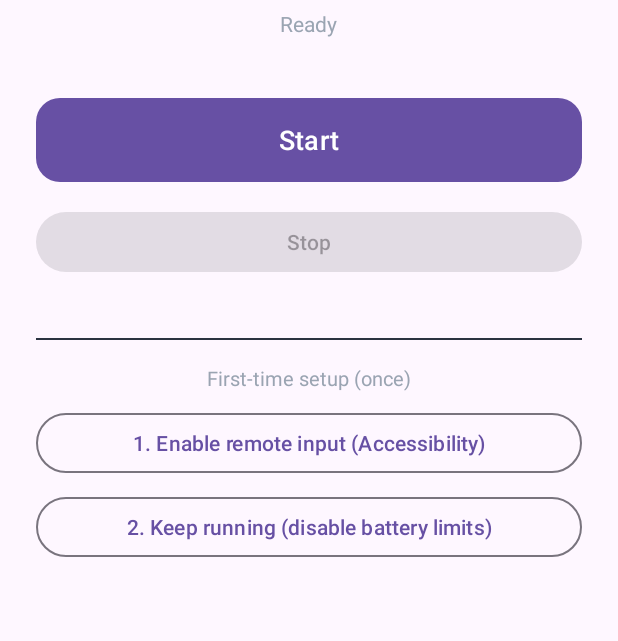
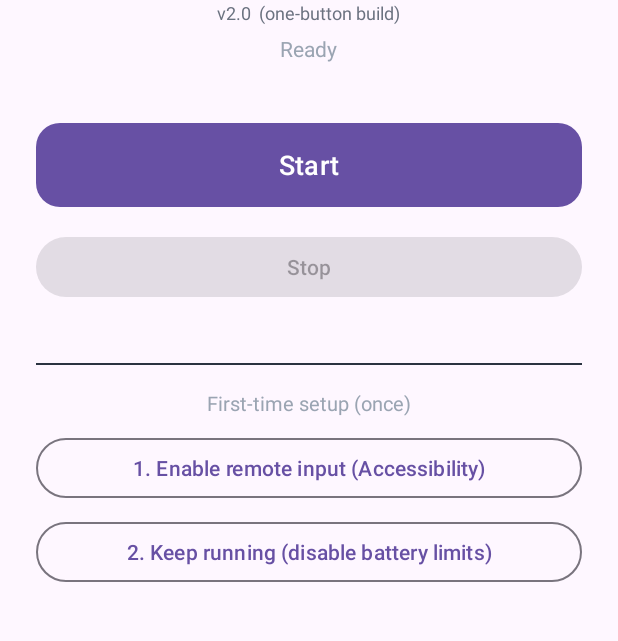
Before and after one commit to smallkhk/Developer, an Android app: the screen it shows after launch (MainActivity), on a phone screen of 412 x 824 dp, the part 225-866 px from its top. Run offline under Robolectric (Android 15) with nearby library versions, the phone set to English and light mode, and no system bars.

Commit message:
Bump to v2.0 and show version on screen
Make it obvious which build is installed: versionCode 2 / versionName 2.0,
a version label on the main screen (via BuildConfig), so the redesigned
one-button UI can't be confused with an older sideloaded APK.

Co-Authored-By: Claude Opus 4.8 <noreply@anthropic.com>
Claude-Session: https://claude.ai/code/session_012mR5AUpUmHrbbS1wJQjS5T

```diff
--- a/app/build.gradle.kts
+++ b/app/build.gradle.kts
@@ -11,8 +11,8 @@ android {
         applicationId = "com.remotedroid.app"
         minSdk = 26
         targetSdk = 35
-        versionCode = 1
-        versionName = "1.0"
+        versionCode = 2
+        versionName = "2.0"
     }
 
     buildTypes {
@@ -34,6 +34,7 @@ android {
     }
     buildFeatures {
         viewBinding = true
+        buildConfig = true
     }
 }
 
--- a/app/src/main/java/com/remotedroid/app/ui/MainActivity.kt
+++ b/app/src/main/java/com/remotedroid/app/ui/MainActivity.kt
@@ -51,6 +51,8 @@ class MainActivity : AppCompatActivity() {
         setContentView(binding.root)
         projectionManager =
             getSystemService(MEDIA_PROJECTION_SERVICE) as MediaProjectionManager
+
+        binding.version.text = "v${com.remotedroid.app.BuildConfig.VERSION_NAME}  (one-button build)"
 
         if (Build.VERSION.SDK_INT >= Build.VERSION_CODES.TIRAMISU &&
             ContextCompat.checkSelfPermission(this, Manifest.permission.POST_NOTIFICATIONS)
--- a/app/src/main/res/layout/activity_main.xml
+++ b/app/src/main/res/layout/activity_main.xml
@@ -13,12 +13,21 @@
         android:padding="24dp">
 
         <TextView
+            android:id="@+id/title"
             android:layout_width="wrap_content"
             android:layout_height="wrap_content"
             android:text="RemoteDroid"
             android:textSize="28sp"
             android:textStyle="bold"
             android:layout_marginTop="24dp" />
+
+        <TextView
+            android:id="@+id/version"
+            android:layout_width="wrap_content"
+            android:layout_height="wrap_content"
+            android:text="v2.0"
+            android:textColor="#6b7280"
+            android:textSize="12sp" />
 
         <TextView
             android:id="@+id/status"
```
